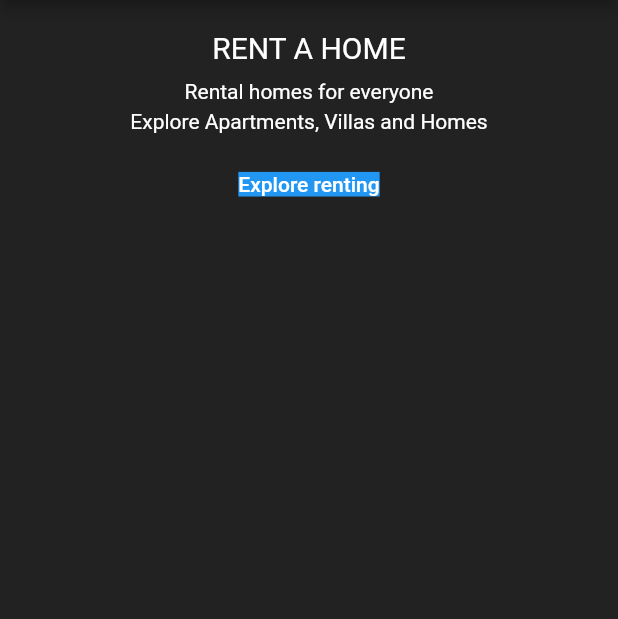
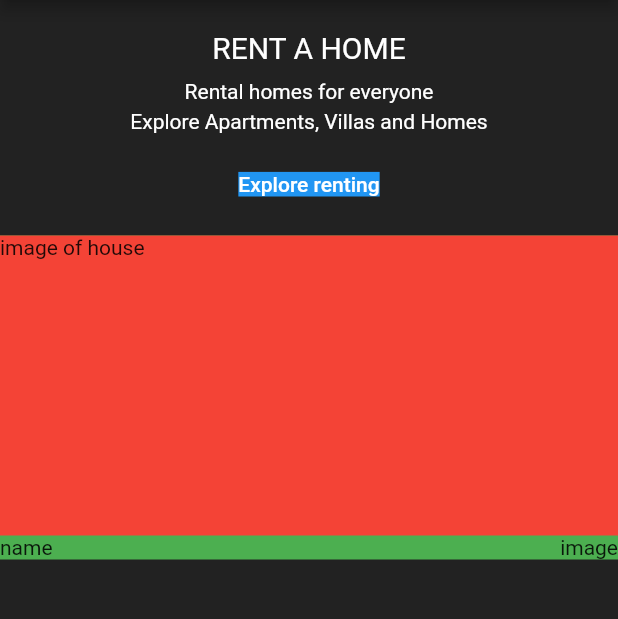
Before and after one commit to Alirezayoom/real-estate-flutter, a Flutter app: the screen it shows after launch, on a phone screen of 412 x 824 dp, the part 84-703 px from its top. Run offline on Flutter 3.47's test engine with Material 2 defaults, Android fonts, the phone set to English and light mode, and no system bars.

Commit message:
add image container

```diff
--- a/lib/main.dart
+++ b/lib/main.dart
@@ -52,6 +52,29 @@ class MyApp extends StatelessWidget {
                 ],
               ),
             ),
+            SizedBox(
+              height: 10,
+            ),
+            Container(
+              color: Colors.green,
+              child: Column(
+                children: [
+                  Container(
+                    color: Colors.red,
+                    height: 200,
+                    width: double.infinity,
+                    child: Text('image of house'),
+                  ),
+                  Row(
+                    mainAxisAlignment: MainAxisAlignment.spaceBetween,
+                    children: [
+                      Text('name'),
+                      Text('image'),
+                    ],
+                  )
+                ],
+              ),
+            ),
           ],
         ),
       ),
```
